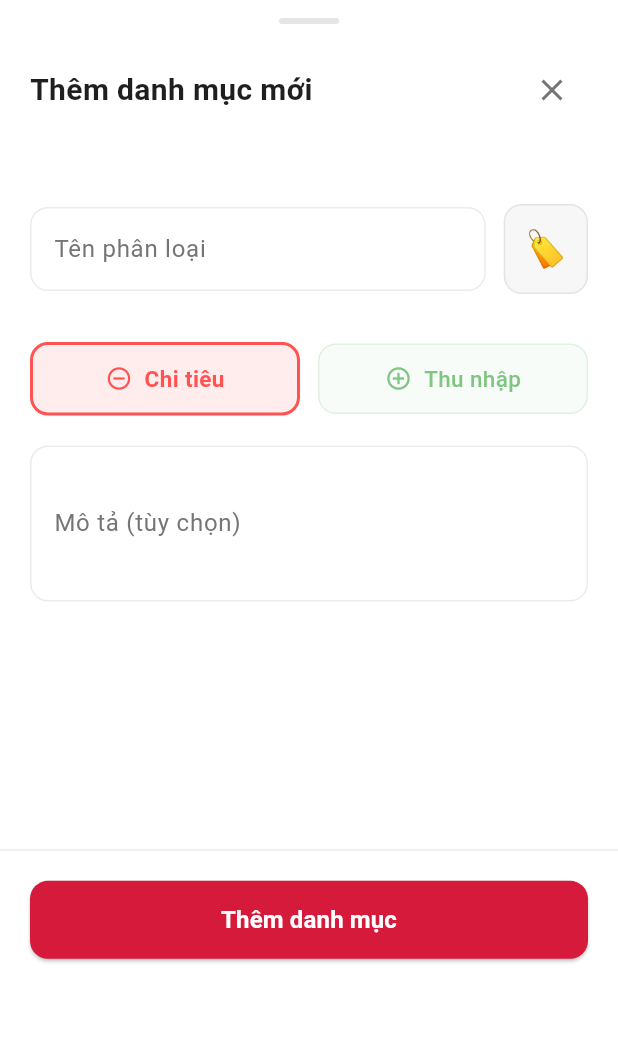
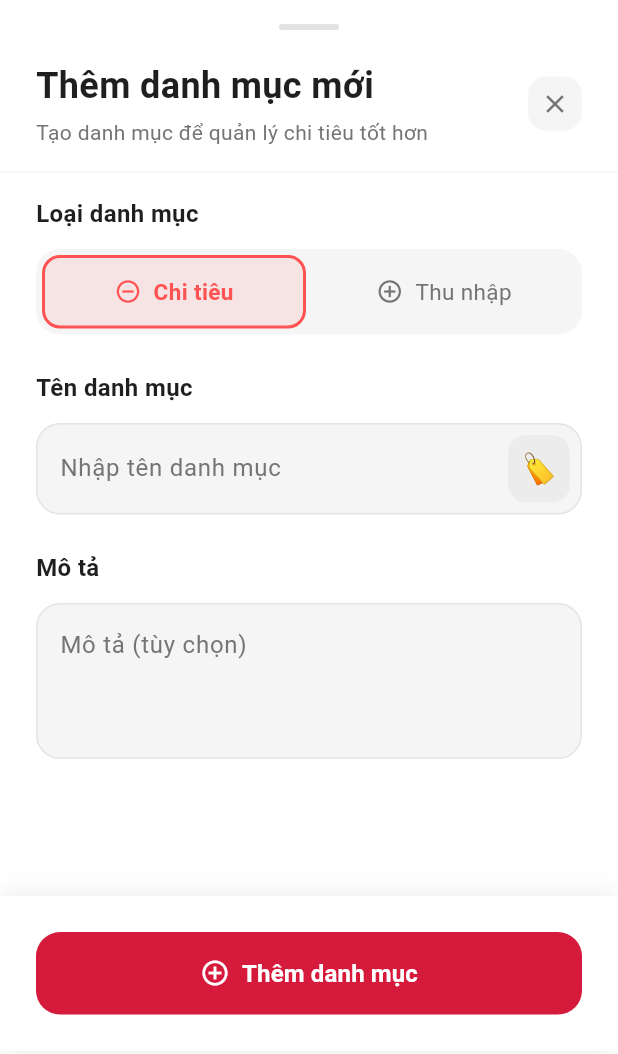
Before and after one commit to auroraphtgrp01/moble-uniko, a Flutter app: the AddCategoryDrawer widget shown alone on an empty page, opened directly, on a phone screen of 412 x 824 dp. Shown: the top 1054 px of the screen. Run offline on Flutter 3.47's test engine with Material 3 defaults, Android fonts, the phone set to English and light mode, and no system bars; our stand-ins replace calendar_date_picker2, fl_chart, flutter_animate, glassmorphism, local_auth, shared_preferences; accounts and stored records are empty.

Commit message:
feat: any 3

```diff
--- a/lib/widgets/AddCategoryDrawer.dart
+++ b/lib/widgets/AddCategoryDrawer.dart
@@ -9,21 +9,98 @@ class AddCategoryDrawer extends StatefulWidget {
   State<AddCategoryDrawer> createState() => _AddCategoryDrawerState();
 }
 
-class _AddCategoryDrawerState extends State<AddCategoryDrawer> {
+class _AddCategoryDrawerState extends State<AddCategoryDrawer> with SingleTickerProviderStateMixin {
   final _formKey = GlobalKey<FormState>();
   final _nameController = TextEditingController();
   final _descriptionController = TextEditingController();
   String _selectedType = 'Chi tiêu';
   String _selectedEmoji = '🏷️';
-  final Map<String, List<String>> _emojiCategories = EMOJI_CATEGORIES;
+  late AnimationController _animationController;
+  late Animation<double> _animation;
+
+  @override
+  void initState() {
+    super.initState();
+    _animationController = AnimationController(
+      duration: const Duration(milliseconds: 300),
+      vsync: this,
+    );
+    _animation = CurvedAnimation(
+      parent: _animationController,
+      curve: Curves.easeOut,
+    );
+    _animationController.forward();
+  }
+
+  @override
+  void dispose() {
+    _animationController.dispose();
+    _nameController.dispose();
+    _descriptionController.dispose();
+    super.dispose();
+  }
 
   @override
   Widget build(BuildContext context) {
-    return Container(
-      height: MediaQuery.of(context).size.height * 0.8,
+    return FadeTransition(
+      opacity: _animation,
+      child: Container(
+        height: MediaQuery.of(context).size.height * 0.85,
         decoration: BoxDecoration(
           color: AppTheme.cardBackground,
-        borderRadius: const BorderRadius.vertical(top: Radius.circular(24)),
+          borderRadius: const BorderRadius.vertical(top: Radius.circular(32)),
+          boxShadow: [
+            BoxShadow(
+              color: Colors.black.withOpacity(0.1),
+              blurRadius: 20,
+              offset: const Offset(0, -5),
+            ),
+          ],
+        ),
+        child: Column(
+          children: [
+            _buildHeader(),
+            Expanded(
+              child: SingleChildScrollView(
+                physics: const BouncingScrollPhysics(),
+                child: Padding(
+                  padding: const EdgeInsets.symmetric(horizontal: 24),
+                  child: Form(
+                    key: _formKey,
+                    child: Column(
+                      crossAxisAlignment: CrossAxisAlignment.start,
+                      children: [
+                        _buildTypeSelector(),
+                        const SizedBox(height: 24),
+                        _buildEmojiAndNameSection(),
+                        const SizedBox(height: 24),
+                        _buildDescriptionSection(),
+                        const SizedBox(height: 32),
+                      ],
+                    ),
+                  ),
+                ),
+              ),
+            ),
+            _buildSubmitButton(),
+          ],
+        ),
+      ),
+    );
+  }
+
+  Widget _buildHeader() {
+    return Container(
+      padding: const EdgeInsets.fromLTRB(24, 16, 24, 16),
+      decoration: BoxDecoration(
+        color: AppTheme.cardBackground,
+        border: Border(
+          bottom: BorderSide(
+            color: AppTheme.isDarkMode
+                ? Colors.white.withOpacity(0.05)
+                : Colors.grey.withOpacity(0.1),
+          ),
+        ),
       ),
       child: Column(
         children: [
@@ -31,285 +108,326 @@ class _AddCategoryDrawerState extends State<AddCategoryDrawer> {
           Container(
             width: 40,
             height: 4,
-            margin: const EdgeInsets.only(top: 12),
             decoration: BoxDecoration(
-              color: AppTheme.isDarkMode
-                  ? Colors.white.withOpacity(0.2)
-                  : Colors.black.withOpacity(0.1),
+              color: Colors.grey.withOpacity(0.3),
               borderRadius: BorderRadius.circular(2),
             ),
           ),
-
-          // Header
-          Padding(
-            padding: const EdgeInsets.all(20),
-            child: Row(
+          const SizedBox(height: 20),
+          Row(
+            children: [
+              Column(
+                crossAxisAlignment: CrossAxisAlignment.start,
                 children: [
                   Text(
                     'Thêm danh mục mới',
                     style: TextStyle(
                       color: AppTheme.textPrimary,
-                    fontSize: 20,
+                      fontSize: 24,
                       fontWeight: FontWeight.bold,
                     ),
                   ),
+                  const SizedBox(height: 4),
+                  Text(
+                    'Tạo danh mục để quản lý chi tiêu tốt hơn',
+                    style: TextStyle(
+                      color: AppTheme.textSecondary,
+                      fontSize: 14,
+                    ),
+                  ),
+                ],
+              ),
               const Spacer(),
-                IconButton(
-                  onPressed: () => Navigator.pop(context),
-                  icon: Icon(
+              _buildCloseButton(),
+            ],
+          ),
+        ],
+      ),
+    );
+  }
+
+  Widget _buildCloseButton() {
+    return InkWell(
+      onTap: () => Navigator.pop(context),
+      borderRadius: BorderRadius.circular(12),
+      child: Container(
+        padding: const EdgeInsets.all(8),
+        decoration: BoxDecoration(
+          color: Colors.grey.withOpacity(0.1),
+          borderRadius: BorderRadius.circular(12),
+        ),
+        child: Icon(
           Icons.close,
           color: AppTheme.textSecondary,
+          size: 20,
+        ),
+      ),
+    );
+  }
+
+  Widget _buildTypeSelector() {
+    return Column(
+      crossAxisAlignment: CrossAxisAlignment.start,
+      children: [
+        const SizedBox(height: 16),
+        Text(
+          'Loại danh mục',
+          style: TextStyle(
+            color: AppTheme.textPrimary,
+            fontSize: 16,
+            fontWeight: FontWeight.w600,
+          ),
+        ),
+        const SizedBox(height: 12),
+        Container(
+          padding: const EdgeInsets.all(4),
+          decoration: BoxDecoration(
+            color: Colors.grey.withOpacity(0.1),
+            borderRadius: BorderRadius.circular(16),
+          ),
+          child: Row(
+            children: [
+              _buildTypeOption(
+                title: 'Chi tiêu',
+                icon: Icons.remove_circle_outline,
+                color: const Color(0xFFFF5252),
+              ),
+              const SizedBox(width: 4),
+              _buildTypeOption(
+                title: 'Thu nhập',
+                icon: Icons.add_circle_outline,
+                color: const Color(0xFF4CAF50),
+              ),
+            ],
+          ),
+        ),
+      ],
+    );
+  }
+
+  Widget _buildTypeOption({
+    required String title,
+    required IconData icon,
+    required Color color,
+  }) {
+    final isSelected = _selectedType == title;
+    return Expanded(
+      child: InkWell(
+        onTap: () => setState(() => _selectedType = title),
+        borderRadius: BorderRadius.circular(12),
+        child: AnimatedContainer(
+          duration: const Duration(milliseconds: 200),
+          padding: const EdgeInsets.symmetric(vertical: 12),
+          decoration: BoxDecoration(
+            color: isSelected ? color.withOpacity(0.1) : Colors.transparent,
+            borderRadius: BorderRadius.circular(12),
+            border: Border.all(
+              color: isSelected ? color : Colors.transparent,
+              width: 2,
+            ),
+          ),
+          child: Row(
+            mainAxisAlignment: MainAxisAlignment.center,
+            children: [
+              Icon(
+                icon,
+                size: 18,
+                color: isSelected ? color : AppTheme.textSecondary,
+              ),
+              const SizedBox(width: 8),
+              Text(
+                title,
+                style: TextStyle(
+                  color: isSelected ? color : AppTheme.textSecondary,
+                  fontSize: 15,
+                  fontWeight: isSelected ? FontWeight.w600 : FontWeight.normal,
                 ),
               ),
             ],
           ),
         ),
+      ),
+    );
+  }
 
-          // Form
-          Expanded(
-            child: SingleChildScrollView(
-              padding: const EdgeInsets.all(20),
-              child: Form(
-                key: _formKey,
-                child: Column(
+  Widget _buildEmojiAndNameSection() {
+    return Column(
       crossAxisAlignment: CrossAxisAlignment.start,
       children: [
-                    // Emoji Selector
+        Text(
+          'Tên danh mục',
+          style: TextStyle(
+            color: AppTheme.textPrimary,
+            fontSize: 16,
+            fontWeight: FontWeight.w600,
+          ),
+        ),
         const SizedBox(height: 12),
-                    Row(
-                      children: [
-                        // Tên phân loại input
-                        Expanded(
-                          child: TextFormField(
+        _buildTextField(
           controller: _nameController,
-                            decoration: InputDecoration(
-                              labelText: 'Tên phân loại',
-                              labelStyle:
-                                  TextStyle(color: AppTheme.textSecondary),
-                              border: OutlineInputBorder(
+          label: 'Nhập tên danh mục',
+          validator: (value) {
+            if (value == null || value.isEmpty) {
+              return 'Vui lòng nhập tên danh mục';
+            }
+            return null;
+          },
+          suffixIcon: IconButton(
+            onPressed: _showEmojiPicker,
+            icon: Container(
+              padding: const EdgeInsets.all(8),
+              decoration: BoxDecoration(
+                color: Colors.grey.withOpacity(0.1),
                 borderRadius: BorderRadius.circular(12),
               ),
-                              enabledBorder: OutlineInputBorder(
-                                borderRadius: BorderRadius.circular(12),
-                                borderSide: BorderSide(
-                                  color: AppTheme.isDarkMode
-                                      ? Colors.white.withOpacity(0.1)
-                                      : AppTheme.borderColor,
+              child: Text(
+                _selectedEmoji,
+                style: const TextStyle(fontSize: 20),
               ),
             ),
           ),
-                            validator: (value) {
-                              if (value == null || value.isEmpty) {
-                                return 'Vui lòng nhập tên phân loại';
+        ),
+      ],
+    );
   }
-                              return null;
-                            },
+
+  Widget _buildEmojiSelector() {
+    return InkWell(
+      onTap: _showEmojiPicker,
+      borderRadius: BorderRadius.circular(16),
+      child: Container(
+        width: 56,
+        height: 56,
+        decoration: BoxDecoration(
+          color: AppTheme.primary.withOpacity(0.1),
+          borderRadius: BorderRadius.circular(16),
+          border: Border.all(
+            color: AppTheme.primary.withOpacity(0.2),
+            width: 2,
           ),
         ),
-
-                        // Emoji Selector Button
-                        InkWell(
-                          onTap: () {
-                            showModalBottomSheet(
-                              context: context,
-                              builder: (context) => Container(
-                                height:
-                                    MediaQuery.of(context).size.height * 0.5,
-                                padding: const EdgeInsets.only(top: 20),
-                                decoration: BoxDecoration(
-                                  color: AppTheme.cardBackground,
-                                  borderRadius: const BorderRadius.vertical(
-                                      top: Radius.circular(24)),
-                                ),
-                                child: Column(
-                                  children: [
-                                    Text(
-                                      'Chọn biểu tượng',
-                                      style: TextStyle(
-                                        color: AppTheme.textPrimary,
-                                        fontSize: 18,
-                                        fontWeight: FontWeight.bold,
-                                      ),
-                                    ),
-                                    const SizedBox(height: 16),
-                                    Expanded(
-                                      child: _buildEmojiGrid(_emojiCategories),
-                                    ),
-                                  ],
-                                ),
-                              ),
-                            );
-                          },
-                          child: Container(
-                            padding: const EdgeInsets.all(12),
-                            margin: const EdgeInsets.only(left: 12),
-                            decoration: BoxDecoration(
-                              color: AppTheme.isDarkMode
-                                  ? Colors.white.withOpacity(0.05)
-                                  : Colors.black.withOpacity(0.03),
-                              borderRadius: BorderRadius.circular(12),
-                              border: Border.all(
-                                color: AppTheme.isDarkMode
-                                    ? Colors.white.withOpacity(0.1)
-                                    : AppTheme.borderColor,
-                              ),
-                            ),
+        child: Center(
           child: Text(
             _selectedEmoji,
             style: const TextStyle(fontSize: 24),
           ),
         ),
       ),
-                      ],
-                    ),
-                    const SizedBox(height: 20),
-                    const SizedBox(height: 12),
-                    Row(
+    );
+  }
+
+  Widget _buildDescriptionSection() {
+    return Column(
+      crossAxisAlignment: CrossAxisAlignment.start,
       children: [
-                        Expanded(
-                          child: _buildTypeButton(
-                            title: 'Chi tiêu',
-                            isSelected: _selectedType == 'Chi tiêu',
-                            onTap: () =>
-                                setState(() => _selectedType = 'Chi tiêu'),
+        Text(
+          'Mô tả',
+          style: TextStyle(
+            color: AppTheme.textPrimary,
+            fontSize: 16,
+            fontWeight: FontWeight.w600,
           ),
         ),
-                        const SizedBox(width: 12),
-                        Expanded(
-                          child: _buildTypeButton(
-                            title: 'Thu nhập',
-                            isSelected: _selectedType == 'Thu nhập',
-                            onTap: () =>
-                                setState(() => _selectedType = 'Thu nhập'),
+        const SizedBox(height: 12),
+        _buildTextField(
+          controller: _descriptionController,
+          label: 'Mô tả (tùy chọn)',
+          maxLines: 3,
+        ),
+      ],
+    );
+  }
+
+  Widget _buildTextField({
+    required TextEditingController controller,
+    required String label,
+    int maxLines = 1,
+    String? Function(String?)? validator,
+    Widget? suffixIcon,
+  }) {
+    return TextFormField(
+      controller: controller,
+      maxLines: maxLines,
+      validator: validator,
+      autovalidateMode: AutovalidateMode.onUserInteraction,
+      style: TextStyle(color: AppTheme.textPrimary),
+      decoration: InputDecoration(
+        labelText: label,
+        floatingLabelBehavior: FloatingLabelBehavior.auto,
+        labelStyle: TextStyle(color: AppTheme.textSecondary),
+        alignLabelWithHint: true,
+        filled: true,
+        fillColor: Colors.grey.withOpacity(0.1),
+        suffixIcon: suffixIcon,
+        border: OutlineInputBorder(
+          borderRadius: BorderRadius.circular(16),
+          borderSide: BorderSide.none,
+        ),
+        enabledBorder: OutlineInputBorder(
+          borderRadius: BorderRadius.circular(16),
+          borderSide: BorderSide(
+            color: Colors.grey.withOpacity(0.2),
           ),
         ),
-                      ],
+        focusedBorder: OutlineInputBorder(
+          borderRadius: BorderRadius.circular(16),
+          borderSide: BorderSide(
+            color: AppTheme.primary,
+            width: 2,
           ),
-                    const SizedBox(height: 20),
-
-                    // Mô tả
-                    TextFormField(
-                      controller: _descriptionController,
-                      maxLines: 3,
-                      decoration: InputDecoration(
-                        labelText: 'Mô tả (tùy chọn)',
-                        labelStyle: TextStyle(color: AppTheme.textSecondary),
-                        border: OutlineInputBorder(
-                          borderRadius: BorderRadius.circular(12),
         ),
-                        enabledBorder: OutlineInputBorder(
-                          borderRadius: BorderRadius.circular(12),
+        errorBorder: OutlineInputBorder(
+          borderRadius: BorderRadius.circular(16),
           borderSide: BorderSide(
-                            color: AppTheme.isDarkMode
-                                ? Colors.white.withOpacity(0.1)
-                                : AppTheme.borderColor,
+            color: Colors.red.shade300,
+          ),
+        ),
+        focusedErrorBorder: OutlineInputBorder(
+          borderRadius: BorderRadius.circular(16),
+          borderSide: BorderSide(
+            color: Colors.red.shade300,
+            width: 2,
           ),
         ),
       ),
+      onTapOutside: (event) => FocusScope.of(context).unfocus(),
+    );
+  }
+
+  Widget _buildSubmitButton() {
+    return Container(
+      padding: const EdgeInsets.all(24),
+      decoration: BoxDecoration(
+        color: AppTheme.cardBackground,
+        boxShadow: [
+          BoxShadow(
+            color: Colors.black.withOpacity(0.05),
+            blurRadius: 10,
+            offset: const Offset(0, -5),
           ),
         ],
-                ),
-              ),
-            ),
-          ),
-
-          // Bottom Button
-          Container(
-            padding: const EdgeInsets.all(20),
-            decoration: BoxDecoration(
-              color: AppTheme.cardBackground,
-              border: Border(
-                top: BorderSide(
-                  color: AppTheme.isDarkMode
-                      ? Colors.white.withOpacity(0.1)
-                      : AppTheme.borderColor,
-                ),
-              ),
       ),
       child: ElevatedButton(
         onPressed: _handleSubmit,
         style: ElevatedButton.styleFrom(
           backgroundColor: AppTheme.primary,
-                minimumSize: const Size(double.infinity, 52),
+          foregroundColor: Colors.white,
+          padding: const EdgeInsets.symmetric(vertical: 16),
           shape: RoundedRectangleBorder(
-                  borderRadius: BorderRadius.circular(12),
+            borderRadius: BorderRadius.circular(16),
           ),
+          elevation: 0,
         ),
-              child: const Text(
+        child: const Row(
+          mainAxisAlignment: MainAxisAlignment.center,
+          children: [
+            Icon(Icons.add_circle_outline, size: 20),
+            SizedBox(width: 8),
+            Text(
               'Thêm danh mục',
               style: TextStyle(
                 fontSize: 16,
                 fontWeight: FontWeight.w600,
-                  color: Colors.white,
-                ),
-              ),
-            ),
-          ),
-        ],
-      ),
-    );
-  }
-
-  Widget _buildTypeButton({
-    required String title,
-    required bool isSelected,
-    required VoidCallback onTap,
-  }) {
-    // Định nghĩa màu sắc cho từng loại
-    final colors = {
-      'Chi tiêu': {
-        'selected': const Color(0xFFFF5252),      // Đỏ nhạt cho chi tiêu
-        'bg': const Color(0xFFFFEBEE),            // Nền hồng nhạt
-        'border': const Color(0xFFFFCDD2),        // Viền hồng đậm hơn
-      },
-      'Thu nhập': {
-        'selected': const Color(0xFF4CAF50),      // Xanh lá cho thu nhập
-        'bg': const Color(0xFFE8F5E9),            // Nền xanh nhạt
-        'border': const Color(0xFFC8E6C9),        // Viền xanh đậm hơn
-      },
-    };
-
-    final color = colors[title]!;
-
-    return InkWell(
-      onTap: onTap,
-      borderRadius: BorderRadius.circular(12),
-      child: AnimatedContainer(
-        duration: const Duration(milliseconds: 200),
-        padding: const EdgeInsets.symmetric(vertical: 12),
-        decoration: BoxDecoration(
-          color: isSelected
-              ? color['selected']!.withOpacity(0.1)
-              : color['bg']!.withOpacity(AppTheme.isDarkMode ? 0.05 : 0.3),
-          borderRadius: BorderRadius.circular(12),
-          border: Border.all(
-            color: isSelected
-                ? color['selected']!
-                : color['border']!.withOpacity(AppTheme.isDarkMode ? 0.2 : 0.5),
-            width: isSelected ? 2 : 1,
-          ),
-        ),
-        child: Row(
-          mainAxisAlignment: MainAxisAlignment.center,
-          children: [
-            Icon(
-              title == 'Chi tiêu'
-                  ? Icons.remove_circle_outline
-                  : Icons.add_circle_outline,
-              size: 18,
-              color: isSelected
-                  ? color['selected']
-                  : color['selected']!.withOpacity(0.7),
-            ),
-            const SizedBox(width: 8),
-            Text(
-              title,
-              style: TextStyle(
-                color: isSelected
-                    ? color['selected']
-                    : color['selected']!.withOpacity(0.7),
-                fontSize: 15,
-                fontWeight: isSelected ? FontWeight.w600 : FontWeight.w500,
               ),
             ),
           ],
@@ -321,19 +439,57 @@ class _AddCategoryDrawerState extends State<AddCategoryDrawer> {
   void _handleSubmit() {
     if (_formKey.currentState!.validate()) {
       // TODO: Implement category creation
-      print('Tên: ${_nameController.text}');
-      print('Loại: $_selectedType');
-      print('Mô tả: ${_descriptionController.text}');
-      print('Emoji: $_selectedEmoji');
       Navigator.pop(context);
     }
   }
 
-  @override
-  void dispose() {
-    _nameController.dispose();
-    _descriptionController.dispose();
-    super.dispose();
+  void _showEmojiPicker() {
+    showModalBottomSheet(
+      context: context,
+      isScrollControlled: true,
+      backgroundColor: Colors.transparent,
+      builder: (context) => Container(
+        height: MediaQuery.of(context).size.height * 0.7,
+        decoration: BoxDecoration(
+          color: AppTheme.cardBackground,
+          borderRadius: const BorderRadius.vertical(top: Radius.circular(32)),
+          boxShadow: [
+            BoxShadow(
+              color: Colors.black.withOpacity(0.1),
+              blurRadius: 20,
+              offset: const Offset(0, -5),
+            ),
+          ],
+        ),
+        child: Column(
+          children: [
+            Container(
+              width: 40,
+              height: 4,
+              margin: const EdgeInsets.only(top: 16, bottom: 8),
+              decoration: BoxDecoration(
+                color: Colors.grey.withOpacity(0.3),
+                borderRadius: BorderRadius.circular(2),
+              ),
+            ),
+            Padding(
+              padding: const EdgeInsets.all(16),
+              child: Text(
+                'Chọn biểu tượng',
+                style: TextStyle(
+                  color: AppTheme.textPrimary,
+                  fontSize: 20,
+                  fontWeight: FontWeight.bold,
+                ),
+              ),
+            ),
+            Expanded(
+              child: _buildEmojiGrid(EMOJI_CATEGORIES),
+            ),
+          ],
+        ),
+      ),
+    );
   }
 
   Widget _buildEmojiGrid(Map<String, List<String>> categories) {
@@ -347,12 +503,12 @@ class _AddCategoryDrawerState extends State<AddCategoryDrawer> {
             labelColor: AppTheme.primary,
             unselectedLabelColor: AppTheme.textSecondary,
             indicatorColor: AppTheme.primary,
-            tabs: categories.keys
-                .map((category) => Tab(
+            tabs: categories.keys.map((category) =>
+              Tab(
                 text: category,
                 height: 40,
-                    ))
-                .toList(),
+              )
+            ).toList(),
           ),
           Expanded(
             child: TabBarView(
@@ -371,11 +527,10 @@ class _AddCategoryDrawerState extends State<AddCategoryDrawer> {
                         setState(() => _selectedEmoji = entry.value[index]);
                         Navigator.pop(context);
                       },
+                      borderRadius: BorderRadius.circular(8),
                       child: Container(
                         decoration: BoxDecoration(
-                          color: AppTheme.isDarkMode
-                              ? Colors.white.withOpacity(0.05)
-                              : Colors.black.withOpacity(0.05),
+                          color: Colors.grey.withOpacity(0.1),
                           borderRadius: BorderRadius.circular(8),
                         ),
                         child: Center(
```
Lines whose indentation alone changed are shown as unchanged.
